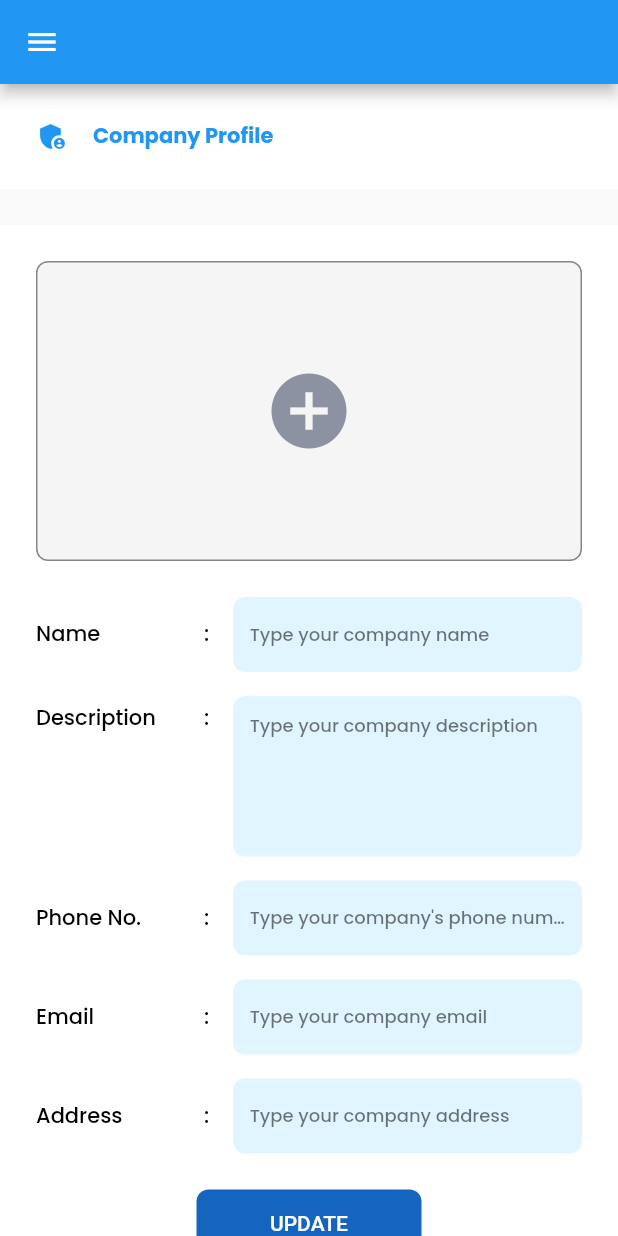
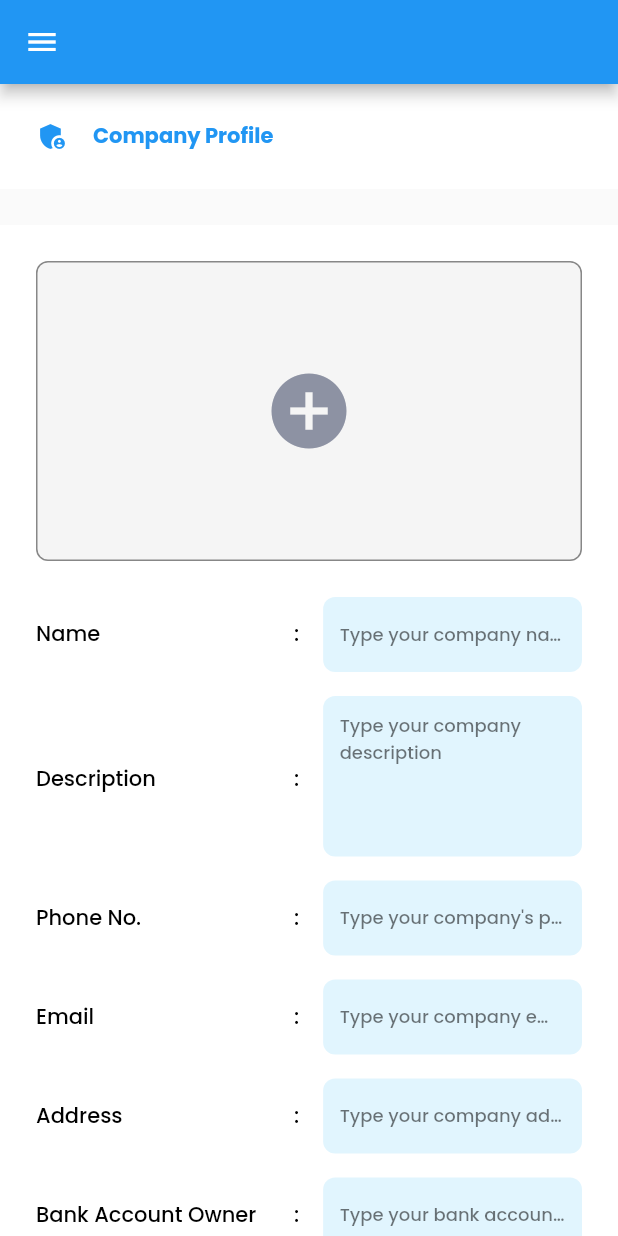
Before and after one commit to rizkyitaji/printing-website, a Flutter app: the CompanyProfilePage screen opened by its route, on a phone screen of 412 x 824 dp. Run offline on Flutter 3.47's test engine with Material 2 defaults, Android fonts, the phone set to English and light mode, and no system bars; our stand-ins replace carousel_slider, cloud_firestore, equatable, firebase_core, firebase_storage, flutter_svg and 6 more; accounts and stored records are empty.

Commit message:
Update admin panel

```diff
--- a/lib/main.dart
+++ b/lib/main.dart
@@ -29,7 +29,7 @@ class MyApp extends StatelessWidget {
         GetPage(name: '/addProduct', page: () => AddProductPage()),
         GetPage(name: '/companyProfile', page: () => CompanyProfilePage()),
       ],
-      initialRoute: '/payment',
+      initialRoute: '/',
       defaultTransition: Transition.fadeIn,
     );
   }
--- a/lib/models/profile.dart
+++ b/lib/models/profile.dart
@@ -7,7 +7,7 @@ class Profile extends Equatable {
   final String phone;
   final String email;
   final String address;
-  final Bank bank;
+  final BankAccount bankAccount;
 
   Profile({
     this.name,
@@ -16,7 +16,7 @@ class Profile extends Equatable {
     this.phone,
     this.email,
     this.address,
-    this.bank,
+    this.bankAccount,
   });
 
   factory Profile.fromSnapshot(DocumentSnapshot snapshot) {
@@ -27,38 +27,38 @@ class Profile extends Equatable {
       phone: snapshot['phone'],
       email: snapshot['email'],
       address: snapshot['address'],
-      bank: Bank.fromMap(snapshot['bank']),
+      bankAccount: BankAccount.fromMap(snapshot['bankAccount']),
     );
   }
 
   @override
   List<Object> get props =>
-      [name, description, picturePath, phone, email, address, bank];
+      [name, description, picturePath, phone, email, address, bankAccount];
 }
 
-class Bank extends Equatable {
-  final String name;
-  final String account;
+class BankAccount extends Equatable {
+  final String owner;
+  final String number;
 
-  Bank({
-    this.name,
-    this.account,
+  BankAccount({
+    this.owner,
+    this.number,
   });
 
-  factory Bank.fromMap(Map<String, dynamic> map) {
-    return Bank(
-      name: map['name'],
-      account: map['account'],
+  factory BankAccount.fromMap(Map<String, dynamic> map) {
+    return BankAccount(
+      owner: map['owner'],
+      number: map['number'],
     );
   }
 
   Map<String, dynamic> toMap() {
     return {
-      'name': this.name,
-      'account': this.account,
+      'owner': this.owner,
+      'number': this.number,
     };
   }
 
   @override
-  List<Object> get props => [name, account];
+  List<Object> get props => [owner, number];
 }
--- a/lib/services/profile_services.dart
+++ b/lib/services/profile_services.dart
@@ -25,7 +25,7 @@ class ProfileServices {
           'phone': profile.phone,
           'email': profile.email,
           'address': profile.address,
-          'bank': profile.bank.toMap(),
+          'bankAccount': profile.bankAccount.toMap(),
         });
       } else {
         profileRef.doc('Company').set({
@@ -34,7 +34,7 @@ class ProfileServices {
           'phone': profile.phone,
           'email': profile.email,
           'address': profile.address,
-          'bank': profile.bank.toMap(),
+          'bankAccount': profile.bankAccount.toMap(),
         });
       }
 
--- a/lib/ui/pages/admin/company_profile_page.dart
+++ b/lib/ui/pages/admin/company_profile_page.dart
@@ -11,23 +11,29 @@ class _CompanyProfilePageState extends State<CompanyProfilePage> {
   TextEditingController phoneController = TextEditingController();
   TextEditingController emailController = TextEditingController();
   TextEditingController addressController = TextEditingController();
+  TextEditingController accountOwnerController = TextEditingController();
+  TextEditingController accountNumberController = TextEditingController();
   bool invalidName = false;
   bool invalidDesc = false;
   bool invalidPhone = false;
   bool invalidEmail = false;
   bool invalidAddress = false;
+  bool invalidAccountOwner = false;
+  bool invalidAccountNumber = false;
   PickedFile imageFile;
   String picturePath;
 
   @override
   void initState() {
     super.initState();
-    picturePath = profileController.profile.picturePath;
-    nameController.text = profileController.profile.name;
-    descController.text = profileController.profile.description;
-    phoneController.text = profileController.profile.phone;
-    emailController.text = profileController.profile.email;
-    addressController.text = profileController.profile.address;
+    // picturePath = profileController.profile.picturePath;
+    // nameController.text = profileController.profile.name;
+    // descController.text = profileController.profile.description;
+    // phoneController.text = profileController.profile.phone;
+    // emailController.text = profileController.profile.email;
+    // addressController.text = profileController.profile.address;
+    // accountOwnerController.text = profileController.profile.bank.name;
+    // bankAccountController.text = profileController.profile.bank.account;
   }
 
   @override
@@ -113,117 +119,84 @@ class _CompanyProfilePageState extends State<CompanyProfilePage> {
               ),
             ),
             SizedBox(height: defMargin),
-            Row(
-              children: [
-                SizedBox(
-                  width: 100,
-                  child: Text('Name', style: poppins),
-                ),
-                SizedBox(width: 12),
-                colon,
-                Expanded(
+            CustomForm(
+              field: 'Name',
               child: CustomTextField(
                 marginLeft: 16,
                 controller: nameController,
-                    action: TextInputAction.next,
                 caps: TextCapitalization.words,
                 hintText: "Type your company name",
                 validator: invalidName,
               ),
             ),
-              ],
-            ),
             SizedBox(height: 16),
-            Row(
-              crossAxisAlignment: CrossAxisAlignment.start,
-              children: [
-                Container(
-                  width: 100,
-                  margin: EdgeInsets.only(top: 4),
-                  child: Text('Description', style: poppins),
-                ),
-                SizedBox(width: 12),
-                Container(
-                  margin: EdgeInsets.only(top: 4),
-                  child: colon,
-                ),
-                Expanded(
+            CustomForm(
+              field: 'Description',
               child: CustomTextField(
                 marginLeft: 16,
                 maxLines: 5,
                 controller: descController,
-                    action: TextInputAction.next,
                 type: TextInputType.multiline,
                 caps: TextCapitalization.sentences,
                 hintText: "Type your company description",
                 validator: invalidDesc,
               ),
             ),
-              ],
-            ),
             SizedBox(height: 16),
-            Row(
-              children: [
-                SizedBox(
-                  width: 100,
-                  child: Text('Phone No.', style: poppins),
-                ),
-                SizedBox(width: 12),
-                colon,
-                Expanded(
+            CustomForm(
+              field: 'Phone No.',
               child: CustomTextField(
                 marginLeft: 16,
                 controller: phoneController,
-                    action: TextInputAction.next,
                 type: TextInputType.number,
                 hintText: "Type your company's phone number",
                 validator: invalidPhone,
               ),
             ),
-              ],
-            ),
             SizedBox(height: 16),
-            Row(
-              children: [
-                SizedBox(
-                  width: 100,
-                  child: Text('Email', style: poppins),
-                ),
-                SizedBox(width: 12),
-                colon,
-                Expanded(
+            CustomForm(
+              field: 'Email',
               child: CustomTextField(
                 marginLeft: 16,
                 controller: emailController,
-                    action: TextInputAction.next,
                 type: TextInputType.emailAddress,
                 hintText: "Type your company email",
                 validator: invalidEmail,
                 email: true,
               ),
             ),
-              ],
-            ),
             SizedBox(height: 16),
-            Row(
-              children: [
-                SizedBox(
-                  width: 100,
-                  child: Text('Address', style: poppins),
-                ),
-                SizedBox(width: 12),
-                colon,
-                Expanded(
+            CustomForm(
+              field: 'Address',
               child: CustomTextField(
                 marginLeft: 16,
                 controller: addressController,
-                    action: TextInputAction.next,
                 caps: TextCapitalization.words,
                 hintText: "Type your company address",
                 validator: invalidAddress,
               ),
             ),
-              ],
+            SizedBox(height: 16),
+            CustomForm(
+              field: 'Bank Account Owner',
+              child: CustomTextField(
+                marginLeft: 16,
+                controller: accountOwnerController,
+                caps: TextCapitalization.words,
+                hintText: "Type your bank account owner",
+                validator: invalidAccountOwner,
+              ),
+            ),
+            SizedBox(height: 16),
+            CustomForm(
+              field: 'Bank Account Number',
+              child: CustomTextField(
+                marginLeft: 16,
+                controller: accountNumberController,
+                caps: TextCapitalization.words,
+                hintText: "Type your bank account number",
+                validator: invalidAccountNumber,
+              ),
             ),
             Container(
               width: 150,
@@ -237,9 +210,13 @@ class _CompanyProfilePageState extends State<CompanyProfilePage> {
                     Profile(
                       name: nameController.text,
                       description: descController.text,
-                      phone: phoneController.text,
-                      email: emailController.text,
+                      phone: phoneController.text.trim(),
+                      email: emailController.text.trim(),
                       address: addressController.text,
+                      bankAccount: BankAccount(
+                        owner: accountOwnerController.text,
+                        number: accountNumberController.text.trim(),
+                      ),
                     ),
                     file: imageFile,
                   );
--- a/lib/ui/pages/user/order_page.dart
+++ b/lib/ui/pages/user/order_page.dart
@@ -60,7 +60,7 @@ class _OrderPageState extends State<OrderPage> {
                 );
               } else {
                 return Center(
-                  child: Text('You have not any order yet'),
+                  child: IllustrationPage('You have not any order yet'),
                 );
               }
             },
--- a/lib/ui/pages/user/payment_page.dart
+++ b/lib/ui/pages/user/payment_page.dart
@@ -52,7 +52,7 @@ class PaymentPage extends StatelessWidget {
                     ),
                     SizedBox(width: 12),
                     Text(
-                      '${profileController.profile.bank.account} - ${profileController.profile.bank.name}',
+                      '${profileController.profile.bankAccount.number} - ${profileController.profile.bankAccount.owner}',
                       style: poppins.copyWith(color: blue),
                     ),
                   ],
--- a/lib/ui/pages/user/product_page.dart
+++ b/lib/ui/pages/user/product_page.dart
@@ -39,7 +39,7 @@ class ProductPage extends StatelessWidget {
                 );
               } else {
                 return Center(
-                  child: Text('No Products'),
+                  child: IllustrationPage('No Products'),
                 );
               }
             },
--- a/lib/ui/pages/user/user.dart
+++ b/lib/ui/pages/user/user.dart
@@ -4,6 +4,7 @@ import 'package:image_picker/image_picker.dart';
 import 'package:printing/controllers/controllers.dart';
 import 'package:printing/models/models.dart';
 import 'package:printing/services/services.dart';
+import 'package:printing/ui/pages/admin/admin.dart';
 import 'package:printing/utils/utils.dart';
 import 'package:flutter/material.dart';
 import 'package:printing/ui/widgets/widgets.dart';
--- /dev/null
+++ b/lib/ui/widgets/custom_form.dart
@@ -0,0 +1,43 @@
+part of 'widgets.dart';
+
+class CustomForm extends StatelessWidget {
+  final String field;
+  final Widget child;
+  final List<Widget> children;
+
+  CustomForm({
+    @required this.field,
+    this.child,
+    this.children,
+  });
+
+  @override
+  Widget build(BuildContext context) {
+    return Row(
+      children: [
+        Container(
+          width: 160,
+          margin: EdgeInsets.only(
+            top: field == 'Description' ? 4 : 0,
+            right: 12,
+          ),
+          child: Text(field, style: poppins),
+        ),
+        Container(
+          margin: EdgeInsets.only(
+            top: field == 'Description' ? 4 : 0,
+          ),
+          child: colon,
+        ),
+        Expanded(
+          child: child ??
+              (children != null
+                  ? Row(
+                      children: children,
+                    )
+                  : SizedBox()),
+        ),
+      ],
+    );
+  }
+}
--- a/lib/ui/widgets/widgets.dart
+++ b/lib/ui/widgets/widgets.dart
@@ -14,4 +14,5 @@ part 'breadcrumb.dart';
 part 'user_list_item.dart';
 part 'product_list_item.dart';
 part 'option_list_item.dart';
+part 'custom_form.dart';
 part 'footer.dart';
--- a/lib/utils/utils.dart
+++ b/lib/utils/utils.dart
@@ -6,3 +6,4 @@ import 'package:supercharged/supercharged.dart';
 part 'theme.dart';
 part 'screen.dart';
 part 'currency.dart';
+part 'check.dart';
```
Also changed, not shown: lib/ui/pages/admin/add_product_page.dart (+133 -66 lines), lib/ui/pages/admin/detail_order_page.dart (+4 -6 lines), lib/ui/pages/admin/detail_product_page.dart (+6 -6 lines), lib/ui/pages/admin/order_list_page.dart (+0 -11 lines), lib/ui/pages/user/general_page.dart (+7 -8 lines), lib/utils/check.dart (added, +11 -0 lines). Lines whose indentation alone changed are shown as unchanged.
